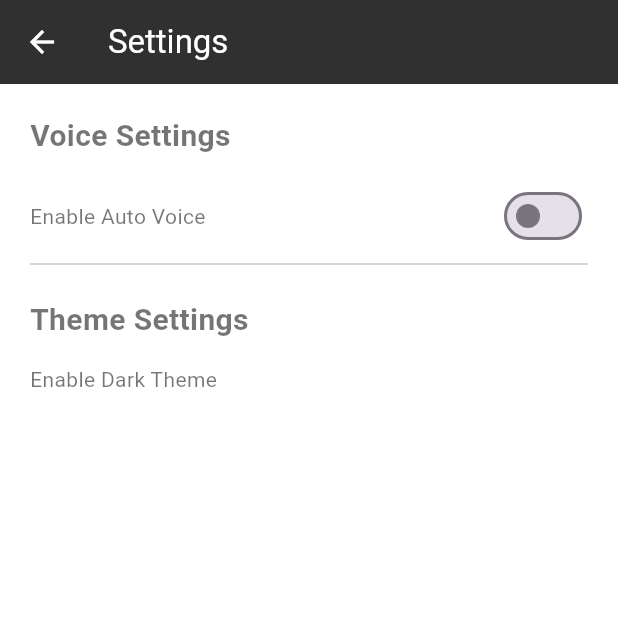
After one commit to Nimantha-Perera/HELA_AI, a Flutter app: the SettingGPT screen opened directly, on a phone screen of 412 x 824 dp, the top half of it. The commit adds this screen. Run offline on Flutter 3.47's test engine with Material 3 defaults, Android fonts, the phone set to English and light mode, and no system bars; our stand-ins replace dash_chat_2, firebase_auth, firebase_core, flutter_markdown, flutter_tts, flutter_widget_from_html and 7 more; missing offline and left inert: dart:ffi, in_app_update, translator, tutorial_coach_mark; accounts and stored records are empty.

Commit message:
add auto voice

```diff
--- /dev/null
+++ b/lib/screens/setting.dart
@@ -0,0 +1,99 @@
+import 'package:flutter/material.dart';
+import 'package:hela_ai/setting_maneger/settign_maneger.dart';
+import 'package:shared_preferences/shared_preferences.dart';
+
+class SettingGPT extends StatefulWidget {
+  const SettingGPT({Key? key}) : super(key: key);
+
+  @override
+  State<SettingGPT> createState() => _SettingGPTState();
+}
+
+class _SettingGPTState extends State<SettingGPT> {
+  bool _enableAutoVoice = false; // Toggle for Auto Voice
+  SettingsManager _settingsManager = SettingsManager();
+
+  @override
+  void initState() {
+    super.initState();
+    _loadSettings(); // Load saved settings when the widget is initialized
+  }
+
+  // Function to load settings from shared preferences
+_loadSettings() async {
+    await _settingsManager.loadSettings();
+    setState(() {
+      _enableAutoVoice = _settingsManager.enableAutoVoice;
+    });
+  }
+
+  _saveSettings() {
+    _settingsManager.saveSettings();
+  }
+
+  @override
+  Widget build(BuildContext context) {
+    return Scaffold(
+      appBar: AppBar(
+        title: Text('Settings', style: TextStyle(color: Colors.white)),
+        backgroundColor: Color.fromARGB(255, 48, 48, 48),
+        iconTheme: IconThemeData(color: Colors.white),
+      ),
+      body: Padding(
+        padding: const EdgeInsets.all(20),
+        child: Column(
+          crossAxisAlignment: CrossAxisAlignment.start,
+          children: [
+            Text(
+              'Voice Settings',
+              style: TextStyle(fontSize: 20, fontWeight: FontWeight.bold),
+            ),
+            SizedBox(height: 15),
+            // Add the Auto Voice toggle with a descriptive label
+            Row(
+              mainAxisAlignment: MainAxisAlignment.spaceBetween,
+              children: [
+                Text('Enable Auto Voice'),
+                Switch(
+                  value: _enableAutoVoice,
+                  onChanged: (value) {
+                    setState(() {
+                      _enableAutoVoice = value;
+                      _saveSettings(); // Save the setting when it changes
+                    });
+                  },
+                  activeColor: Colors.blue, // Customizable
+                ),
+              ],
+            ),
+            Divider(), // Add a horizontal line below the toggle
+
+            SizedBox(height: 15), // Add spacing between sections
+
+            Text(
+              'Theme Settings',
+              style: TextStyle(fontSize: 20, fontWeight: FontWeight.bold),
+            ),
+            SizedBox(height: 15),
+
+            // Add more settings options here
+            Row(
+              mainAxisAlignment: MainAxisAlignment.spaceBetween,
+              children: [
+                Text('Enable Dark Theme'),
+                // ... More theme settings ...
+              ],
+            ),
+            // ... more theme settings ...
+          ],
+        ),
+      ),
+    );
+  }
+}
+
+void main() {
+  runApp(MaterialApp(
+    home: SettingGPT(),
+  ));
+}
--- /dev/null
+++ b/lib/setting_maneger/settign_maneger.dart
@@ -0,0 +1,24 @@
+import 'package:shared_preferences/shared_preferences.dart';
+
+class SettingsManager {
+  bool _enableAutoVoice = false;
+
+  bool get enableAutoVoice => _enableAutoVoice;
+
+  // Function to toggle the value of enableAutoVoice
+  void toggleAutoVoice() {
+    _enableAutoVoice = !_enableAutoVoice;
+  }
+
+  // Function to load settings from shared preferences
+  Future<void> loadSettings() async {
+    SharedPreferences prefs = await SharedPreferences.getInstance();
+    _enableAutoVoice = prefs.getBool('enableAutoVoice') ?? false;
+  }
+
+  // Function to save settings to shared preferences
+  void saveSettings() async {
+    SharedPreferences prefs = await SharedPreferences.getInstance();
+    prefs.setBool('enableAutoVoice', _enableAutoVoice);
+  }
+}
```
Also changed, not shown: lib/navigations/side_nav.dart (+14 -0 lines), lib/screens/hela_ai.dart (+30 -15 lines), pubspec.yaml (+8 -0 lines), assets/images/hela_gpt.png (added), pubspec.lock, 37 other files.
